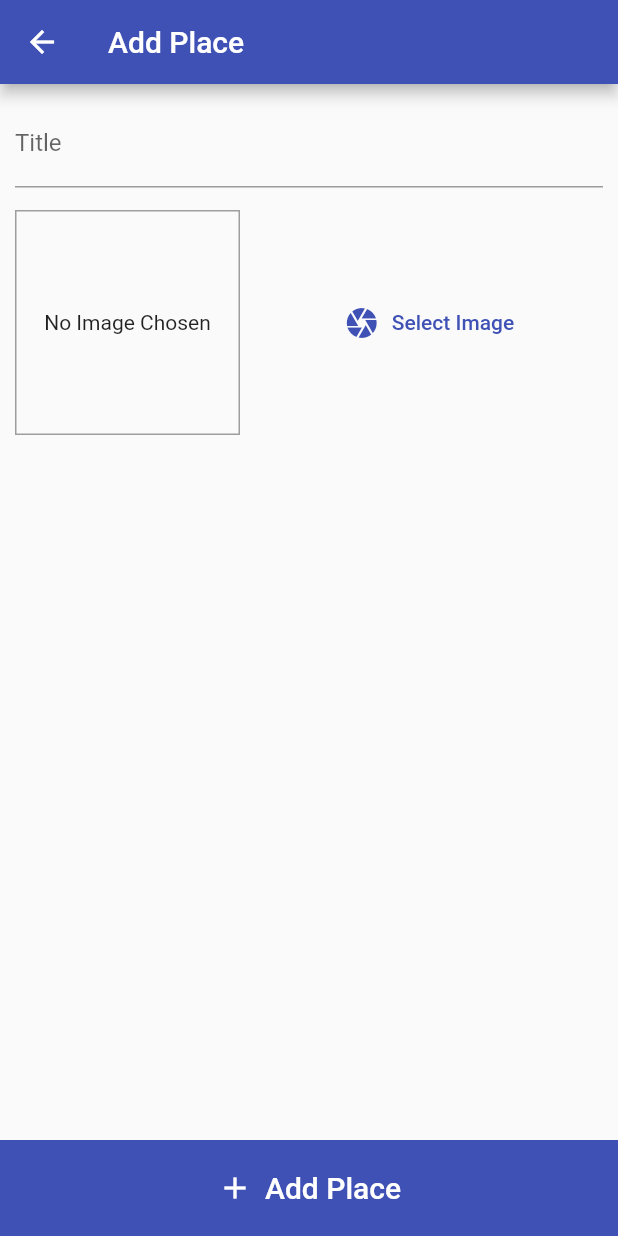
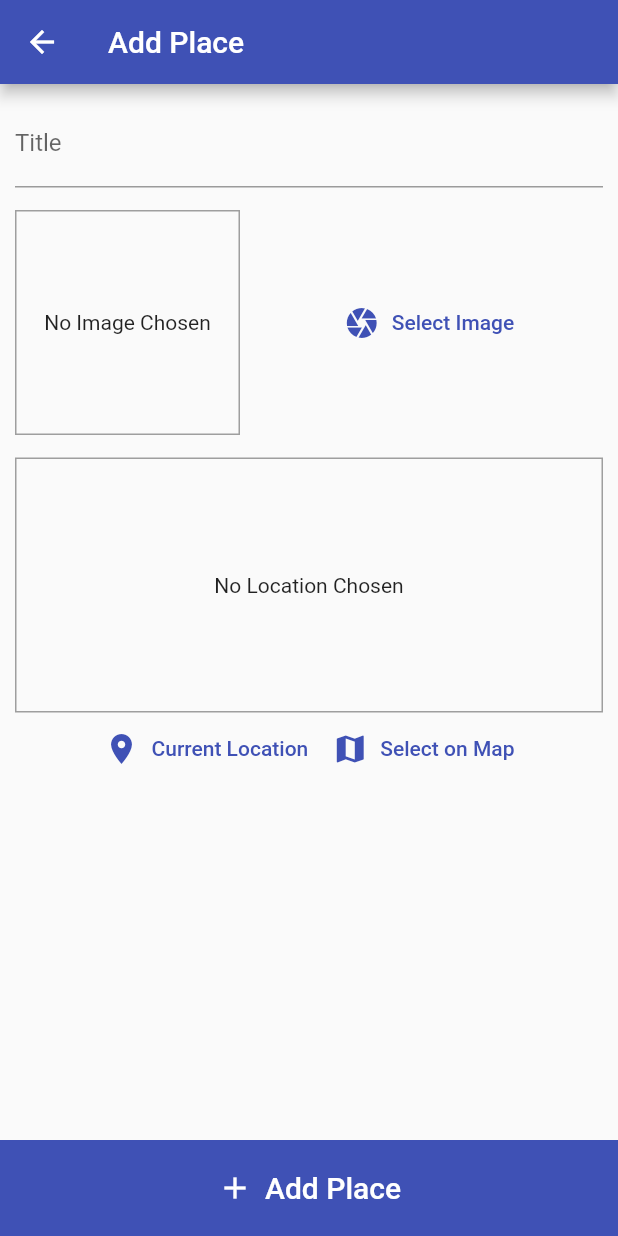
Before and after one commit to abubakrmuhammad/places_app, a Flutter app: the AddPlaceScreen screen opened by its route, on a phone screen of 412 x 824 dp. Run offline on Flutter 3.47's test engine with Material 2 defaults, Android fonts, the phone set to English and light mode, and no system bars; our stand-ins replace image_picker, location, sqflite; accounts and stored records are empty.

Commit message:
add location access

```diff
--- a/lib/screens/add_place_screen.dart
+++ b/lib/screens/add_place_screen.dart
@@ -5,6 +5,7 @@ import 'package:provider/provider.dart';
 
 import '../providers/great_places.dart';
 import '../widgets/image_input.dart';
+import '../widgets/location_input.dart';
 
 class AddPlaceScreen extends StatefulWidget {
   static const routeName = '/add-place';
@@ -52,10 +53,10 @@ class _AddPlaceScreenState extends State<AddPlaceScreen> {
                       decoration: const InputDecoration(labelText: 'Title'),
                       controller: _titleController,
                     ),
-                    const SizedBox(
-                      height: 15,
-                    ),
-                    ImageInput(_selectImage)
+                    const SizedBox(height: 15),
+                    ImageInput(_selectImage),
+                    const SizedBox(height: 15),
+                    const LocationInput(),
                   ],
                 ),
               ),
--- /dev/null
+++ b/lib/widgets/location_input.dart
@@ -0,0 +1,57 @@
+import 'package:flutter/material.dart';
+import 'package:location/location.dart';
+
+class LocationInput extends StatefulWidget {
+  const LocationInput({Key? key}) : super(key: key);
+
+  @override
+  State<LocationInput> createState() => _LocationInputState();
+}
+
+class _LocationInputState extends State<LocationInput> {
+  String? _previewImageUrl;
+
+  Future<void> _getUserCurrentLocation() async {
+    final locationData = await Location().getLocation();
+
+    print(locationData.latitude);
+    print(locationData.longitude);
+  }
+
+  @override
+  Widget build(BuildContext context) {
+    return Column(children: [
+      Container(
+        height: 170,
+        width: double.infinity,
+        alignment: Alignment.center,
+        decoration: BoxDecoration(border: Border.all(color: Colors.grey)),
+        child: _previewImageUrl == null
+            ? const Text(
+                'No Location Chosen',
+                textAlign: TextAlign.center,
+              )
+            : Image.network(
+                _previewImageUrl!,
+                fit: BoxFit.cover,
+                width: double.infinity,
+              ),
+      ),
+      Row(
+        mainAxisAlignment: MainAxisAlignment.center,
+        children: [
+          TextButton.icon(
+            onPressed: () {},
+            icon: const Icon(Icons.location_on),
+            label: const Text('Current Location'),
+          ),
+          TextButton.icon(
+            onPressed: () {},
+            icon: const Icon(Icons.map),
+            label: const Text('Select on Map'),
+          ),
+        ],
+      )
+    ]);
+  }
+}
--- a/pubspec.yaml
+++ b/pubspec.yaml
@@ -39,6 +39,7 @@ dependencies:
   path_provider: ^2.0.11
   path: ^1.8.1
   sqflite: ^2.0.3
+  location: ^4.4.0
 
 dev_dependencies:
   flutter_test:
```
Also changed, not shown: pubspec.lock, 1 other file.
